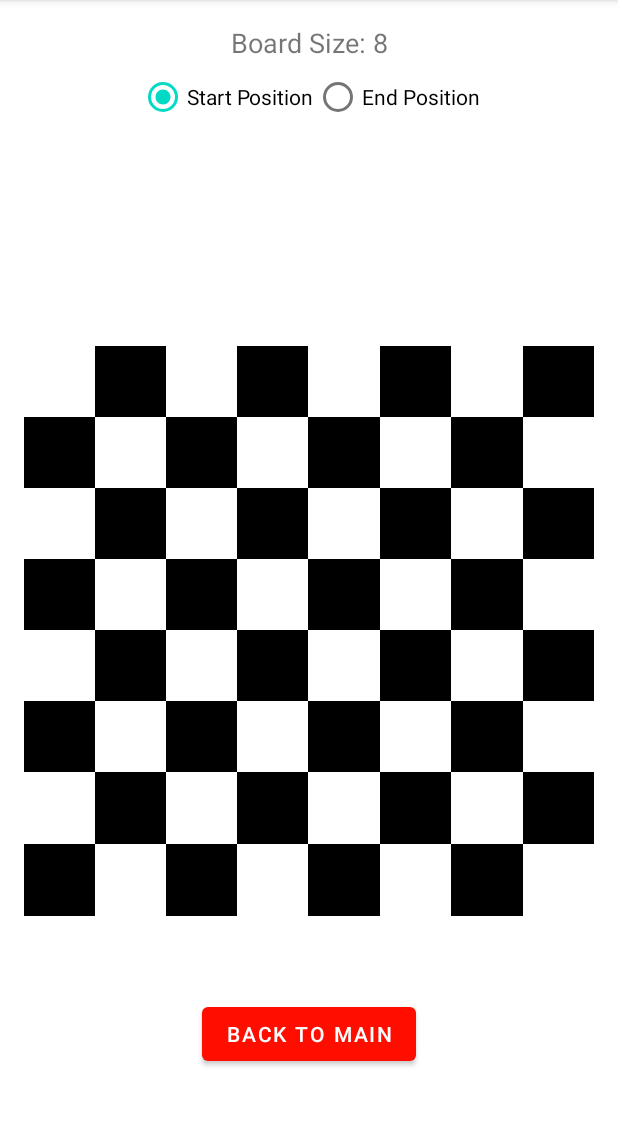
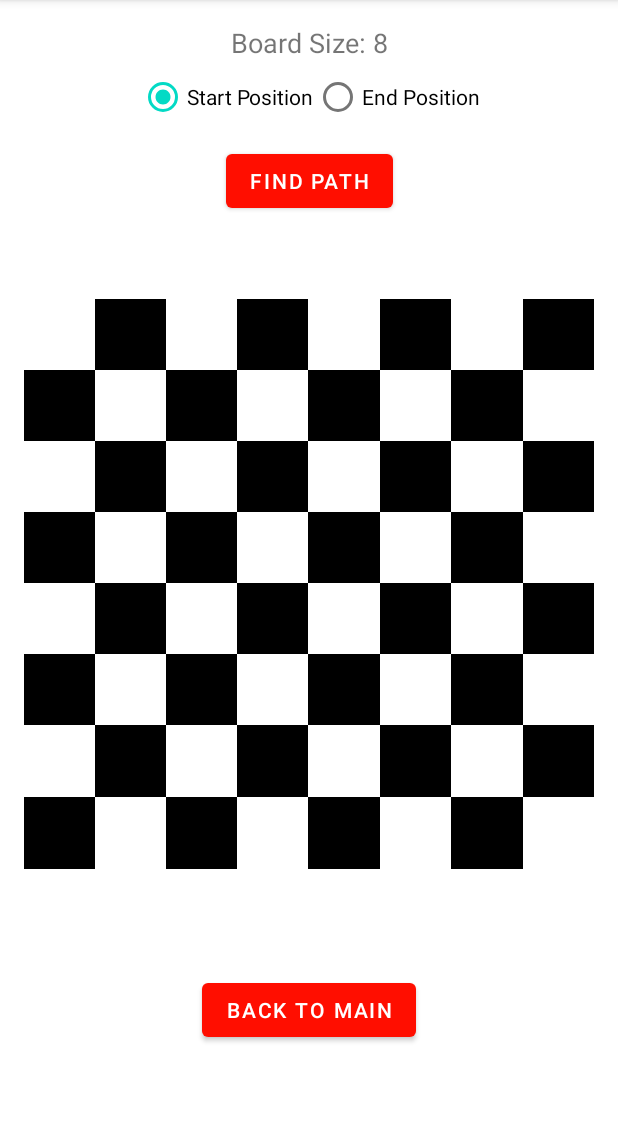
Before and after one commit to ilianna7/chessapp, an Android app: the ChessboardActivity screen opened directly, with no data from a screen before it, on a phone screen of 412 x 824 dp, the part 84-1210 px from its top. Run offline under Robolectric (Android 15) with nearby library versions, the phone set to English and light mode, and no system bars.

Commit message:
#3 - Minor: UI fixes
 - Added find path button

```diff
--- a/app/src/main/java/com/example/chessapp/chessboard/ChessboardActivity.kt
+++ b/app/src/main/java/com/example/chessapp/chessboard/ChessboardActivity.kt
@@ -76,6 +76,20 @@ class ChessboardActivity : AppCompatActivity() {
                 showInvalidSelectionMessage()
             }
         })
+
+        // Set up the Find Path button
+        val findPathButton: Button = findViewById(R.id.btnFindPath)
+        findPathButton.setOnClickListener {
+            val start = viewModel.startPosition.value
+            val end = viewModel.endPosition.value
+
+            if (start == null || end == null) {
+                Toast.makeText(this, "Please set both start and end positions.", Toast.LENGTH_SHORT).show()
+            } else {
+                // Logic to find the path would go here. For now, we'll just show a success message.
+                Toast.makeText(this, "Path found successfully!", Toast.LENGTH_SHORT).show()
+            }
+        }
     }
 
     private fun showInvalidSelectionMessage() {
--- a/app/src/main/res/layout/activity_chessboard.xml
+++ b/app/src/main/res/layout/activity_chessboard.xml
@@ -37,12 +37,22 @@
             android:text="End Position" />
     </RadioGroup>
 
+    <Button
+        android:id="@+id/btnFindPath"
+        android:layout_width="wrap_content"
+        android:layout_height="wrap_content"
+        android:text="Find Path"
+        app:layout_constraintTop_toBottomOf="@+id/radioGroup"
+        app:layout_constraintStart_toStartOf="parent"
+        app:layout_constraintEnd_toEndOf="parent"
+        android:layout_marginTop="8dp" />
+
     <com.example.chessapp.chessboard.ChessboardView
         android:id="@+id/chessboard"
         android:layout_width="0dp"
         android:layout_height="0dp"
-        app:layout_constraintTop_toBottomOf="@+id/radioGroup"
-        app:layout_constraintBottom_toBottomOf="parent"
+        app:layout_constraintTop_toBottomOf="@+id/btnFindPath"
+        app:layout_constraintBottom_toTopOf="@+id/btn_back_to_main"
         app:layout_constraintEnd_toEndOf="parent"
         app:layout_constraintStart_toStartOf="parent"
         app:layout_constraintDimensionRatio="1:1" />
```
